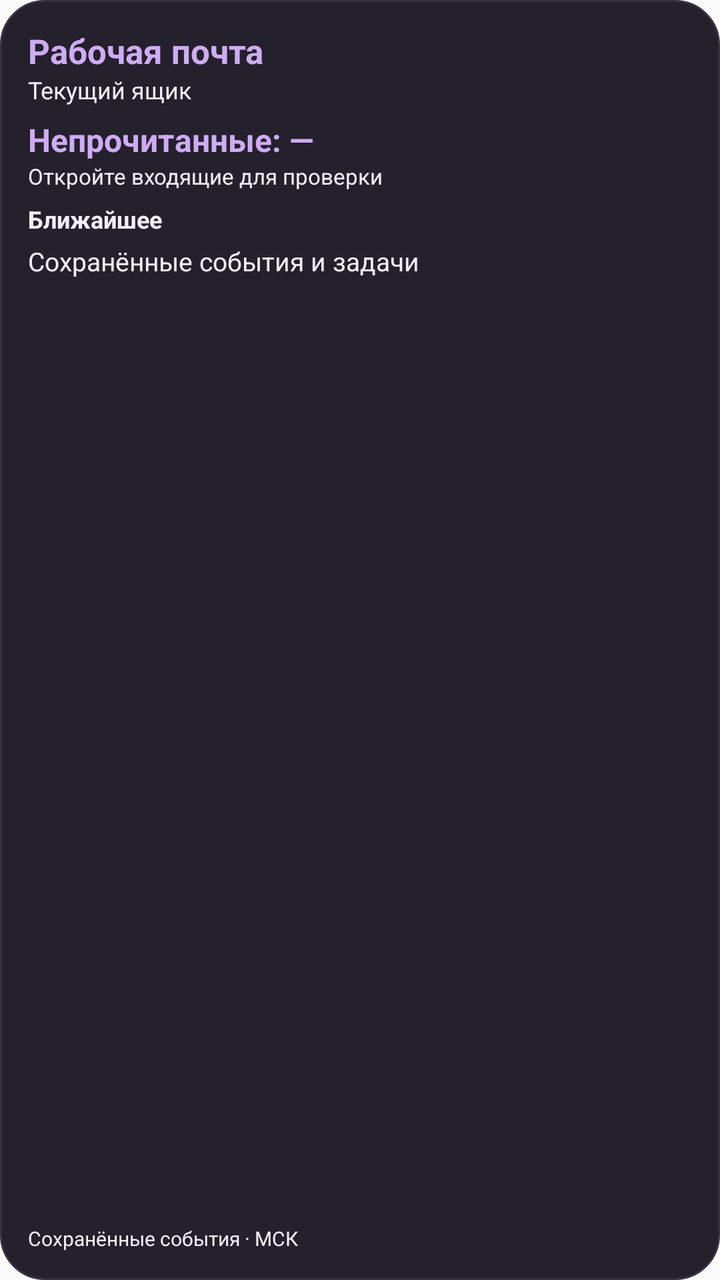
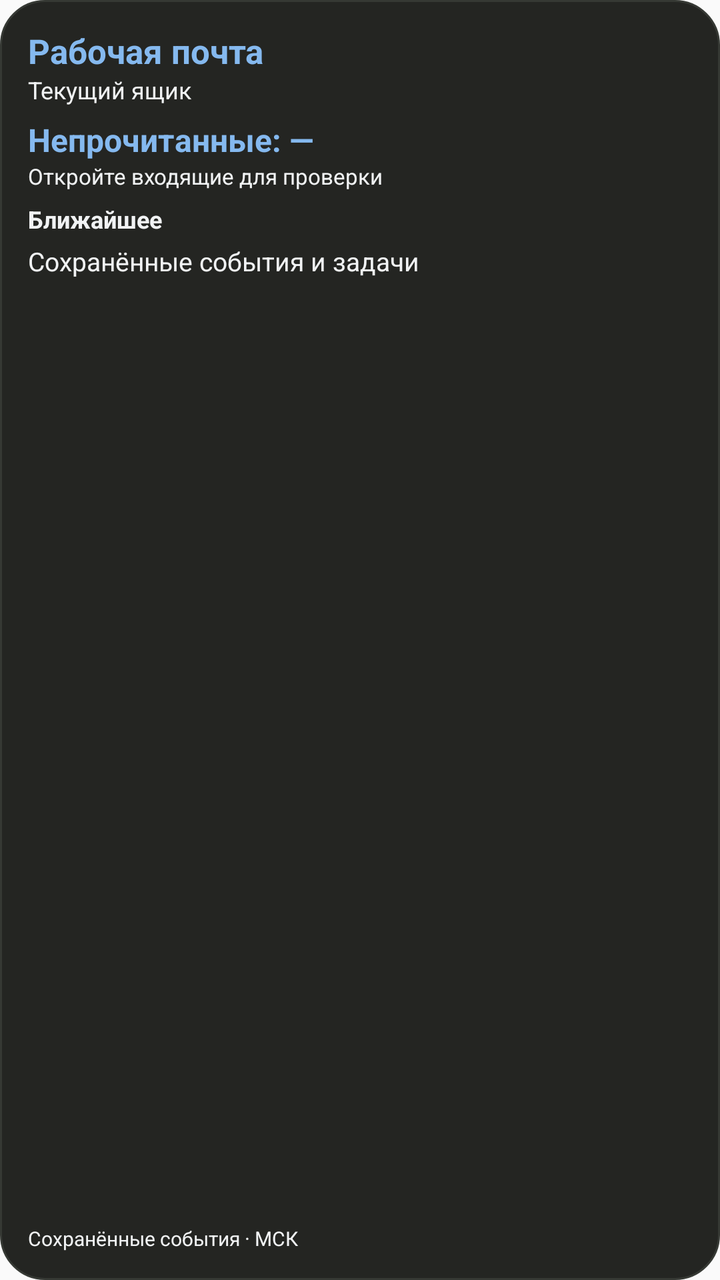

Compare the two renders of this Android layout. The source of the first and the diff that turns it into the second are given below.
<!-- AndroidManifest.xml: application theme android:Theme.Material.Light.NoActionBar -->
<!-- res/layout/mail_widget.xml -->
<?xml version="1.0" encoding="utf-8"?>
<LinearLayout xmlns:android="http://schemas.android.com/apk/res/android" android:id="@+id/widget_root" android:orientation="vertical" android:layout_width="match_parent" android:layout_height="match_parent" android:padding="14dp" android:background="@drawable/widget_dark">
 <TextView android:id="@+id/widget_title" android:layout_width="match_parent" android:layout_height="wrap_content" android:gravity="center_vertical" android:text="Рабочая почта" android:textStyle="bold" android:textSize="17sp" android:textColor="#ceacf3" android:maxLines="1" android:ellipsize="end" />
 <TextView android:id="@+id/widget_account" android:layout_width="match_parent" android:layout_height="wrap_content" android:text="Текущий ящик" android:textSize="12sp" android:textColor="#f3eff8" android:maxLines="1" android:ellipsize="end" />
 <LinearLayout android:id="@+id/widget_mail" android:orientation="vertical" android:layout_width="match_parent" android:layout_height="wrap_content" android:minHeight="48dp" android:paddingTop="6dp" android:paddingBottom="6dp" android:contentDescription="Открыть входящие">
  <TextView android:id="@+id/widget_unread" android:layout_width="match_parent" android:layout_height="wrap_content" android:text="Непрочитанные: —" android:textStyle="bold" android:textSize="16sp" android:textColor="#ceacf3" android:maxLines="1" android:ellipsize="end" />
  <TextView android:id="@+id/widget_checked" android:layout_width="match_parent" android:layout_height="wrap_content" android:text="Откройте входящие для проверки" android:textSize="11sp" android:textColor="#f3eff8" android:maxLines="1" android:ellipsize="end" />
 </LinearLayout>
 <LinearLayout android:id="@+id/widget_calendar" android:orientation="vertical" android:layout_width="match_parent" android:layout_height="0dp" android:layout_weight="1" android:minHeight="48dp" android:contentDescription="Открыть календарь">
  <TextView android:id="@+id/widget_agenda" android:layout_width="match_parent" android:layout_height="wrap_content" android:text="Ближайшее" android:textSize="12sp" android:textStyle="bold" android:textColor="#f3eff8" android:paddingBottom="4dp" />
  <TextView android:id="@+id/widget_empty" android:layout_width="match_parent" android:layout_height="wrap_content" android:text="Сохранённые события и задачи" android:textSize="13sp" android:textColor="#f3eff8" android:maxLines="1" android:ellipsize="end" />
  <TextView android:id="@+id/widget_event1" android:layout_width="match_parent" android:layout_height="wrap_content" android:minHeight="48dp" android:paddingTop="3dp" android:paddingBottom="3dp" android:textSize="13sp" android:textColor="#f3eff8" android:maxLines="2" android:ellipsize="end" android:visibility="gone" />
  <TextView android:id="@+id/widget_event2" android:layout_width="match_parent" android:layout_height="wrap_content" android:minHeight="48dp" android:paddingTop="3dp" android:paddingBottom="3dp" android:textSize="13sp" android:textColor="#f3eff8" android:maxLines="2" android:ellipsize="end" android:visibility="gone" />
  <TextView android:id="@+id/widget_event3" android:layout_width="match_parent" android:layout_height="wrap_content" android:minHeight="48dp" android:paddingTop="3dp" android:paddingBottom="3dp" android:textSize="13sp" android:textColor="#f3eff8" android:maxLines="2" android:ellipsize="end" android:visibility="gone" />
 </LinearLayout>
 <TextView android:id="@+id/widget_footer" android:layout_width="match_parent" android:layout_height="wrap_content" android:text="Сохранённые события · МСК" android:textSize="10sp" android:textColor="#f3eff8" android:maxLines="1" android:ellipsize="end" />
</LinearLayout>
<!-- resources referenced by this layout -->
<resources>
  <!-- drawable widget_dark (drawable) -->
  <shape xmlns:android="http://schemas.android.com/apk/res/android"><solid android:color="#24202c"/><corners android:radius="22dp"/><stroke android:width="1dp" android:color="#37303f"/></shape>
</resources>

<!-- the commit's change to res/layout/mail_widget.xml (unified diff, before → after) -->
@@ -1,17 +1,17 @@
 <?xml version="1.0" encoding="utf-8"?>
 <LinearLayout xmlns:android="http://schemas.android.com/apk/res/android" android:id="@+id/widget_root" android:orientation="vertical" android:layout_width="match_parent" android:layout_height="match_parent" android:padding="14dp" android:background="@drawable/widget_dark">
- <TextView android:id="@+id/widget_title" android:layout_width="match_parent" android:layout_height="wrap_content" android:gravity="center_vertical" android:text="Рабочая почта" android:textStyle="bold" android:textSize="17sp" android:textColor="#ceacf3" android:maxLines="1" android:ellipsize="end" />
- <TextView android:id="@+id/widget_account" android:layout_width="match_parent" android:layout_height="wrap_content" android:text="Текущий ящик" android:textSize="12sp" android:textColor="#f3eff8" android:maxLines="1" android:ellipsize="end" />
+ <TextView android:id="@+id/widget_title" android:layout_width="match_parent" android:layout_height="wrap_content" android:gravity="center_vertical" android:text="Рабочая почта" android:textStyle="bold" android:textSize="17sp" android:textColor="#85b9ef" android:maxLines="1" android:ellipsize="end" />
+ <TextView android:id="@+id/widget_account" android:layout_width="match_parent" android:layout_height="wrap_content" android:text="Текущий ящик" android:textSize="12sp" android:textColor="#f1f3f4" android:maxLines="1" android:ellipsize="end" />
  <LinearLayout android:id="@+id/widget_mail" android:orientation="vertical" android:layout_width="match_parent" android:layout_height="wrap_content" android:minHeight="48dp" android:paddingTop="6dp" android:paddingBottom="6dp" android:contentDescription="Открыть входящие">
-  <TextView android:id="@+id/widget_unread" android:layout_width="match_parent" android:layout_height="wrap_content" android:text="Непрочитанные: —" android:textStyle="bold" android:textSize="16sp" android:textColor="#ceacf3" android:maxLines="1" android:ellipsize="end" />
-  <TextView android:id="@+id/widget_checked" android:layout_width="match_parent" android:layout_height="wrap_content" android:text="Откройте входящие для проверки" android:textSize="11sp" android:textColor="#f3eff8" android:maxLines="1" android:ellipsize="end" />
+  <TextView android:id="@+id/widget_unread" android:layout_width="match_parent" android:layout_height="wrap_content" android:text="Непрочитанные: —" android:textStyle="bold" android:textSize="16sp" android:textColor="#85b9ef" android:maxLines="1" android:ellipsize="end" />
+  <TextView android:id="@+id/widget_checked" android:layout_width="match_parent" android:layout_height="wrap_content" android:text="Откройте входящие для проверки" android:textSize="11sp" android:textColor="#f1f3f4" android:maxLines="1" android:ellipsize="end" />
  </LinearLayout>
  <LinearLayout android:id="@+id/widget_calendar" android:orientation="vertical" android:layout_width="match_parent" android:layout_height="0dp" android:layout_weight="1" android:minHeight="48dp" android:contentDescription="Открыть календарь">
-  <TextView android:id="@+id/widget_agenda" android:layout_width="match_parent" android:layout_height="wrap_content" android:text="Ближайшее" android:textSize="12sp" android:textStyle="bold" android:textColor="#f3eff8" android:paddingBottom="4dp" />
-  <TextView android:id="@+id/widget_empty" android:layout_width="match_parent" android:layout_height="wrap_content" android:text="Сохранённые события и задачи" android:textSize="13sp" android:textColor="#f3eff8" android:maxLines="1" android:ellipsize="end" />
-  <TextView android:id="@+id/widget_event1" android:layout_width="match_parent" android:layout_height="wrap_content" android:minHeight="48dp" android:paddingTop="3dp" android:paddingBottom="3dp" android:textSize="13sp" android:textColor="#f3eff8" android:maxLines="2" android:ellipsize="end" android:visibility="gone" />
-  <TextView android:id="@+id/widget_event2" android:layout_width="match_parent" android:layout_height="wrap_content" android:minHeight="48dp" android:paddingTop="3dp" android:paddingBottom="3dp" android:textSize="13sp" android:textColor="#f3eff8" android:maxLines="2" android:ellipsize="end" android:visibility="gone" />
-  <TextView android:id="@+id/widget_event3" android:layout_width="match_parent" android:layout_height="wrap_content" android:minHeight="48dp" android:paddingTop="3dp" android:paddingBottom="3dp" android:textSize="13sp" android:textColor="#f3eff8" android:maxLines="2" android:ellipsize="end" android:visibility="gone" />
+  <TextView android:id="@+id/widget_agenda" android:layout_width="match_parent" android:layout_height="wrap_content" android:text="Ближайшее" android:textSize="12sp" android:textStyle="bold" android:textColor="#f1f3f4" android:paddingBottom="4dp" />
+  <TextView android:id="@+id/widget_empty" android:layout_width="match_parent" android:layout_height="wrap_content" android:text="Сохранённые события и задачи" android:textSize="13sp" android:textColor="#f1f3f4" android:maxLines="1" android:ellipsize="end" />
+  <TextView android:id="@+id/widget_event1" android:layout_width="match_parent" android:layout_height="wrap_content" android:minHeight="48dp" android:paddingTop="3dp" android:paddingBottom="3dp" android:textSize="13sp" android:textColor="#f1f3f4" android:maxLines="2" android:ellipsize="end" android:visibility="gone" />
+  <TextView android:id="@+id/widget_event2" android:layout_width="match_parent" android:layout_height="wrap_content" android:minHeight="48dp" android:paddingTop="3dp" android:paddingBottom="3dp" android:textSize="13sp" android:textColor="#f1f3f4" android:maxLines="2" android:ellipsize="end" android:visibility="gone" />
+  <TextView android:id="@+id/widget_event3" android:layout_width="match_parent" android:layout_height="wrap_content" android:minHeight="48dp" android:paddingTop="3dp" android:paddingBottom="3dp" android:textSize="13sp" android:textColor="#f1f3f4" android:maxLines="2" android:ellipsize="end" android:visibility="gone" />
  </LinearLayout>
- <TextView android:id="@+id/widget_footer" android:layout_width="match_parent" android:layout_height="wrap_content" android:text="Сохранённые события · МСК" android:textSize="10sp" android:textColor="#f3eff8" android:maxLines="1" android:ellipsize="end" />
+ <TextView android:id="@+id/widget_footer" android:layout_width="match_parent" android:layout_height="wrap_content" android:text="Сохранённые события · МСК" android:textSize="10sp" android:textColor="#f1f3f4" android:maxLines="1" android:ellipsize="end" />
 </LinearLayout>
<!-- resource entries referenced after the edit -->
@@ -1,6 +1,6 @@
 <!-- resources referenced by this layout -->
 <resources>
   <!-- drawable widget_dark (drawable) -->
-  <shape xmlns:android="http://schemas.android.com/apk/res/android"><solid android:color="#24202c"/><corners android:radius="22dp"/><stroke android:width="1dp" android:color="#37303f"/></shape>
+  <shape xmlns:android="http://schemas.android.com/apk/res/android"><solid android:color="#242522"/><corners android:radius="22dp"/><stroke android:width="1dp" android:color="#363934"/></shape>
 </resources>
 
